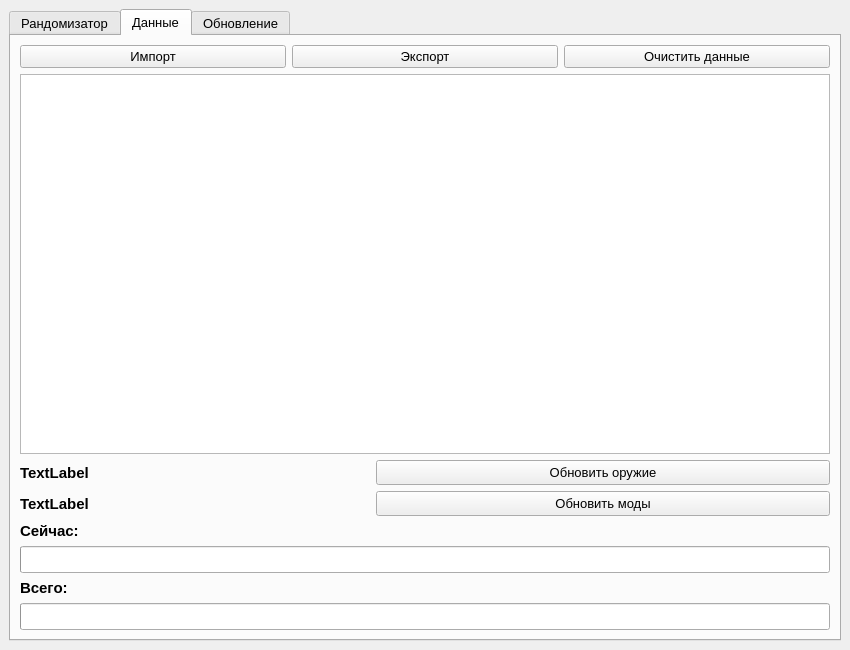
Qt form data/main_window.ui (MangriMen/TRND) before a commit.
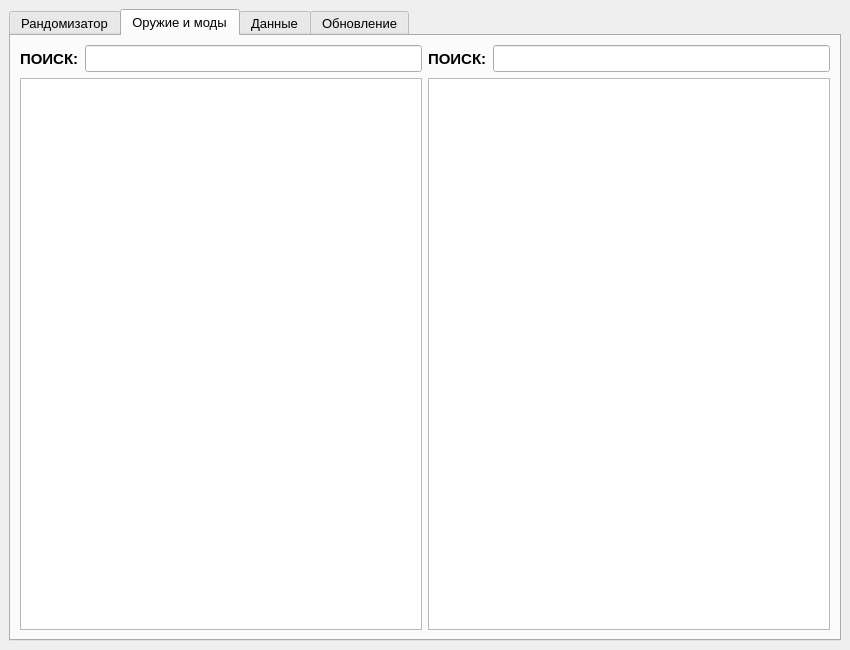
The same form after that commit. Icons and pictures are not drawn.

Commit message: Added new tab and all elements

The edit to the form file:
```diff
--- a/data/main_window.ui
+++ b/data/main_window.ui
@@ -296,6 +296,113 @@
         </item>
        </layout>
       </widget>
+      <widget class="QWidget" name="tabParts">
+       <attribute name="title">
+        <string>Оружие и моды</string>
+       </attribute>
+       <layout class="QHBoxLayout" name="horizontalLayout_2">
+        <item>
+         <layout class="QVBoxLayout" name="PartsWeaponsLayout">
+          <property name="sizeConstraint">
+           <enum>QLayout::SetDefaultConstraint</enum>
+          </property>
+          <item>
+           <layout class="QHBoxLayout" name="PartsWeaponsFindLayout">
+            <property name="topMargin">
+             <number>0</number>
+            </property>
+            <item>
+             <widget class="QLabel" name="lblPartsWeaponsFind">
+              <property name="minimumSize">
+               <size>
+                <width>0</width>
+                <height>25</height>
+               </size>
+              </property>
+              <property name="font">
+               <font>
+                <pointsize>11</pointsize>
+                <weight>75</weight>
+                <bold>true</bold>
+               </font>
+              </property>
+              <property name="text">
+               <string>ПОИСК:</string>
+              </property>
+             </widget>
+            </item>
+            <item>
+             <widget class="QLineEdit" name="lePartsWeaponsFind">
+              <property name="font">
+               <font>
+                <pointsize>12</pointsize>
+               </font>
+              </property>
+             </widget>
+            </item>
+           </layout>
+          </item>
+          <item>
+           <widget class="QTreeView" name="twPartsWeapons">
+            <attribute name="headerVisible">
+             <bool>false</bool>
+            </attribute>
+           </widget>
+          </item>
+         </layout>
+        </item>
+        <item>
+         <layout class="QVBoxLayout" name="PartsModsLayout">
+          <property name="leftMargin">
+           <number>0</number>
+          </property>
+          <item>
+           <layout class="QHBoxLayout" name="PartsModsFindLayout">
+            <property name="topMargin">
+             <number>0</number>
+            </property>
+            <item>
+             <widget class="QLabel" name="lblPartsModsFind">
+              <property name="minimumSize">
+               <size>
+                <width>0</width>
+                <height>25</height>
+               </size>
+              </property>
+              <property name="font">
+               <font>
+                <pointsize>11</pointsize>
+                <weight>75</weight>
+                <bold>true</bold>
+               </font>
+              </property>
+              <property name="text">
+               <string>ПОИСК:</string>
+              </property>
+             </widget>
+            </item>
+            <item>
+             <widget class="QLineEdit" name="lePartsModsFind">
+              <property name="font">
+               <font>
+                <pointsize>12</pointsize>
+               </font>
+              </property>
+             </widget>
+            </item>
+           </layout>
+          </item>
+          <item>
+           <widget class="QTreeView" name="twPartsMods">
+            <attribute name="headerVisible">
+             <bool>false</bool>
+            </attribute>
+           </widget>
+          </item>
+         </layout>
+        </item>
+       </layout>
+      </widget>
       <widget class="QWidget" name="tabData">
        <attribute name="title">
         <string>Данные</string>
```
